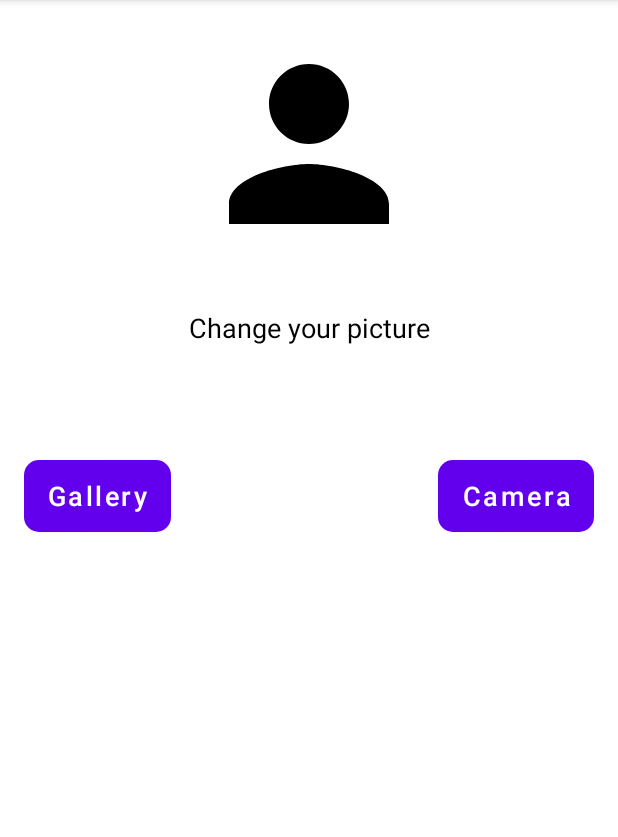
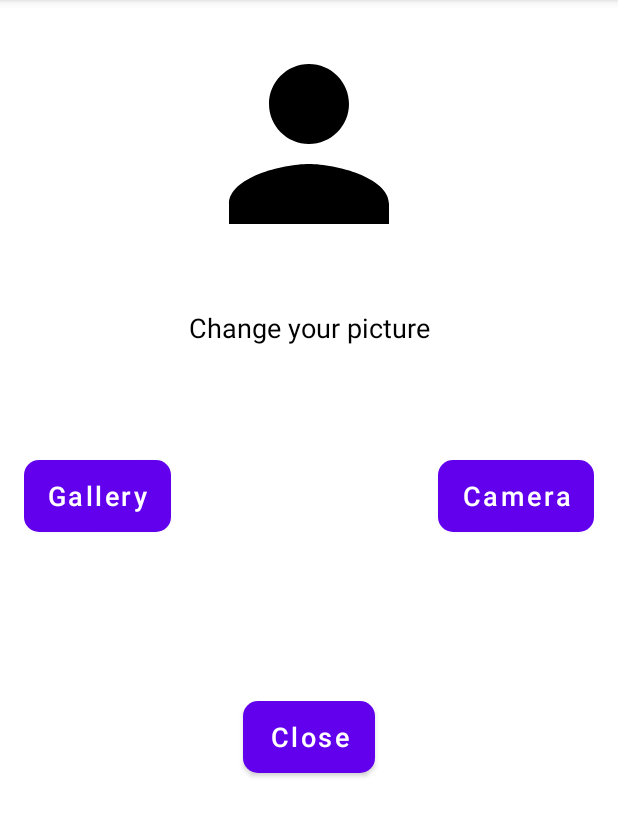
Before and after one commit to AlfredoAndroid/employees, an Android app: the MainActivity screen opened directly, with no data from a screen before it, after a tap on "Settings", on a phone screen of 412 x 824 dp, the part 84-921 px from its top. Run offline under Robolectric (Android 15) with nearby library versions, the phone set to English and light mode, and no system bars; our stand-ins replace Dagger/Hilt's generated code, RxJava, navigation-ui; libraries missing offline, so code that uses them is left out: com.xwray.groupie; network calls fail; 1 statement that could not run was skipped; 1 other tap on this screen came first.

```diff
--- a/app/src/main/AndroidManifest.xml
+++ b/app/src/main/AndroidManifest.xml
@@ -42,7 +42,7 @@
             android:name=".ui.login.LoginActivity"
             android:exported="true"
             android:theme="@style/Theme.Employees.NoActionBar"
-            android:windowSoftInputMode="stateHidden">
+            android:windowSoftInputMode="stateHidden|adjustResize">
         </activity>
         <activity
             android:name=".ui.detail.DetailActivity"
--- a/app/src/main/java/com/innovation/mx/ui/main/MainActivity.kt
+++ b/app/src/main/java/com/innovation/mx/ui/main/MainActivity.kt
@@ -4,7 +4,10 @@ import android.content.Intent
 import android.os.Bundle
 import android.provider.Settings
 import android.view.Menu
+import android.widget.ImageView
 import android.widget.TextView
+import androidx.activity.result.ActivityResultLauncher
+import androidx.activity.result.contract.ActivityResultContracts
 import androidx.appcompat.app.ActionBarDrawerToggle
 import com.google.android.material.snackbar.Snackbar
 import com.google.android.material.navigation.NavigationView
@@ -30,6 +33,7 @@ class MainActivity : AppCompatActivity(), HomeFragment.HomeListener {
 
     private lateinit var appBarConfiguration: AppBarConfiguration
     private lateinit var binding: ActivityMainBinding
+    private lateinit var settingsLauncher: ActivityResultLauncher<Intent>
 
     override fun onCreate(savedInstanceState: Bundle?) {
         super.onCreate(savedInstanceState)
@@ -43,7 +47,7 @@ class MainActivity : AppCompatActivity(), HomeFragment.HomeListener {
 
         appBarConfiguration = AppBarConfiguration(
             setOf(
-                R.id.nav_settings, R.id.nav_logout
+                R.id.nav_settings
             ), drawerLayout
         )
 
@@ -57,20 +61,37 @@ class MainActivity : AppCompatActivity(), HomeFragment.HomeListener {
         binding.drawerLayout.addDrawerListener(toggle)
         toggle.syncState()
 
-        val textViewName = binding.navView.getHeaderView(0).findViewById<TextView>(R.id.textView_employee_name)
-        textViewName.text = CurrentEmployee.employee?.name
+        showEmployeeData()
 
         binding.navView.setNavigationItemSelectedListener {
-            when(it.itemId) {
-                R.id.nav_settings -> showSettings()
-                else -> println("logout")
+            if (it.itemId == R.id.nav_settings) {
+                showSettings()
             }
             true
         }
+
+        settingsLauncher =
+            registerForActivityResult(ActivityResultContracts.StartActivityForResult()) { result ->
+                if (result.resultCode == RESULT_OK) {
+                    showEmployeeData()
+                }
+            }
+    }
+
+    private fun showEmployeeData() {
+        val header = binding.navView.getHeaderView(0)
+        val textViewName = header.findViewById<TextView>(R.id.textView_employee_name)
+        val imageView = header.findViewById<ImageView>(R.id.imageView_employee)
+        textViewName.text = CurrentEmployee.employee?.name
+        CurrentEmployee.image?.let {
+            imageView.setImageBitmap(it)
+        }
+
     }
 
     private fun showSettings() {
-        startActivity(
+        binding.drawerLayout.close()
+        settingsLauncher.launch(
             Intent(
                 this,
                 SettingsActivity::class.java
--- a/app/src/main/java/com/innovation/mx/utils/Functions.kt
+++ b/app/src/main/java/com/innovation/mx/utils/Functions.kt
@@ -2,6 +2,7 @@ package com.innovation.mx.utils
 
 import android.app.Activity
 import android.content.Context
+import android.graphics.Bitmap
 import android.view.WindowManager
 import android.view.inputmethod.InputMethodManager
 import com.innovation.mx.models.EmployeeModel
@@ -16,4 +17,5 @@ fun hideKeyboard(activity: Activity) {
 
 object CurrentEmployee {
     var employee: EmployeeModel? = null
+    var image: Bitmap? = null
 }
--- a/app/src/main/res/drawable/splash_background.xml
+++ b/app/src/main/res/drawable/splash_background.xml
@@ -1,5 +1,9 @@
 <?xml version="1.0" encoding="utf-8"?>
 <layer-list xmlns:android="http://schemas.android.com/apk/res/android">
     <item android:drawable="@android:color/white" />
-    <item android:drawable="@drawable/ic_menu_camera" />
+    <item>
+        <bitmap android:gravity="center_vertical|center_horizontal"
+        android:src="@drawable/ic_android_metal" />
+    </item>
+
 </layer-list>
--- a/app/src/main/res/layout/activity_login.xml
+++ b/app/src/main/res/layout/activity_login.xml
@@ -11,7 +11,7 @@
         android:layout_width="wrap_content"
         android:layout_height="wrap_content"
         android:contentDescription="@null"
-        android:src="@drawable/ic_menu_camera"
+        android:src="@drawable/ic_android_metal"
         app:layout_constraintBottom_toTopOf="@+id/textInputLayout_login"
         app:layout_constraintEnd_toEndOf="parent"
         app:layout_constraintStart_toStartOf="parent"
--- a/app/src/main/res/layout/activity_settings.xml
+++ b/app/src/main/res/layout/activity_settings.xml
@@ -67,6 +67,15 @@
             app:layout_constraintEnd_toEndOf="parent"
             app:layout_constraintTop_toBottomOf="@+id/textView_change" />
 
+        <Button
+            android:id="@+id/button_close"
+            style="@style/AppButtons_General_Button"
+            android:layout_width="wrap_content"
+            android:text="@string/settings_button_close"
+            app:layout_constraintBottom_toBottomOf="parent"
+            app:layout_constraintEnd_toEndOf="parent"
+            app:layout_constraintStart_toStartOf="parent"
+            app:layout_constraintTop_toBottomOf="@+id/textView_change" />
 
     </androidx.constraintlayout.widget.ConstraintLayout>
 
--- a/app/src/main/res/menu/activity_main_drawer.xml
+++ b/app/src/main/res/menu/activity_main_drawer.xml
@@ -8,9 +8,5 @@
             android:id="@+id/nav_settings"
             android:icon="@drawable/ic_baseline_settings_24"
             android:title="@string/menu_settings" />
-        <item
-            android:id="@+id/nav_logout"
-            android:icon="@drawable/ic_baseline_logout_24"
-            android:title="@string/menu_logout" />
     </group>
 </menu>
--- a/app/src/main/res/values/strings.xml
+++ b/app/src/main/res/values/strings.xml
@@ -21,6 +21,7 @@
     <string name="settings_text">Change your picture</string>
     <string name="settings_button_gallery">Gallery</string>
     <string name="settings_button_camera">Camera</string>
+    <string name="settings_button_close">Close</string>
 
     <string name="permission_denied">permission_denied</string>
 </resources>
```
Also changed, not shown: app/src/main/java/com/innovation/mx/ui/gallery/GalleryFragment.kt (deleted, +0 -42 lines), app/src/main/java/com/innovation/mx/ui/gallery/GalleryViewModel.kt (deleted, +0 -13 lines), app/src/main/java/com/innovation/mx/ui/settings/SettingsActivity.kt (+10 -35 lines), app/src/main/java/com/innovation/mx/ui/slideshow/SlideshowFragment.kt (deleted, +0 -42 lines), app/src/main/java/com/innovation/mx/ui/slideshow/SlideshowViewModel.kt (deleted, +0 -13 lines), app/src/main/res/layout/nav_header_main.xml (+4 -3 lines), app/src/main/res/drawable/ic_android_metal.jpg (added).
